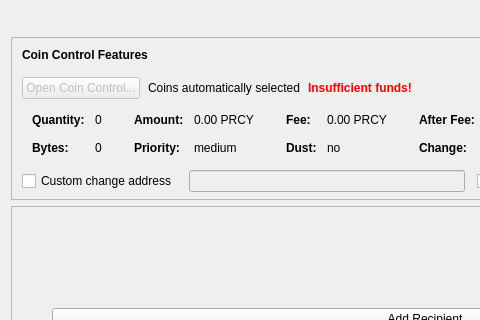
This is src/qt/forms/sendcoinsdialog.ui in edoganteng/PRCYCoin as Qt 5 draws it before an edit; both pictures show x 0 to 480 and y 0 to 320 of the 850 by 610 pixel window. The edited form follows.
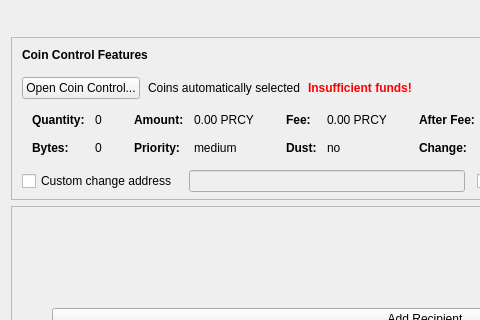
This is the edited form. Icons and pictures are not drawn. Custom widgets are drawn as their Qt base class.

Commit message: Restore Coin Control

What changed in the file:
```diff
--- a/src/qt/forms/sendcoinsdialog.ui
+++ b/src/qt/forms/sendcoinsdialog.ui
@@ -154,7 +154,7 @@
           <item>
            <widget class="QPushButton" name="pushButtonCoinControl">
             <property name="enabled">
-             <bool>false</bool>
+             <bool>true</bool>
             </property>
             <property name="styleSheet">
              <string notr="true"/>
```
The commit also changes 1 other file.
